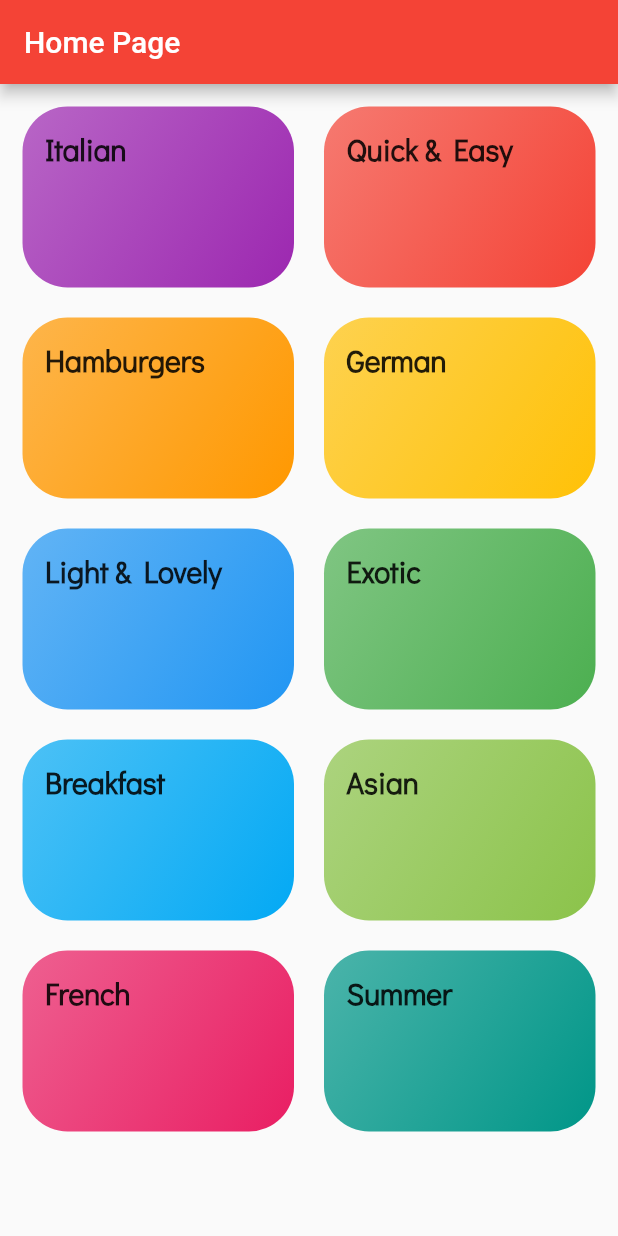
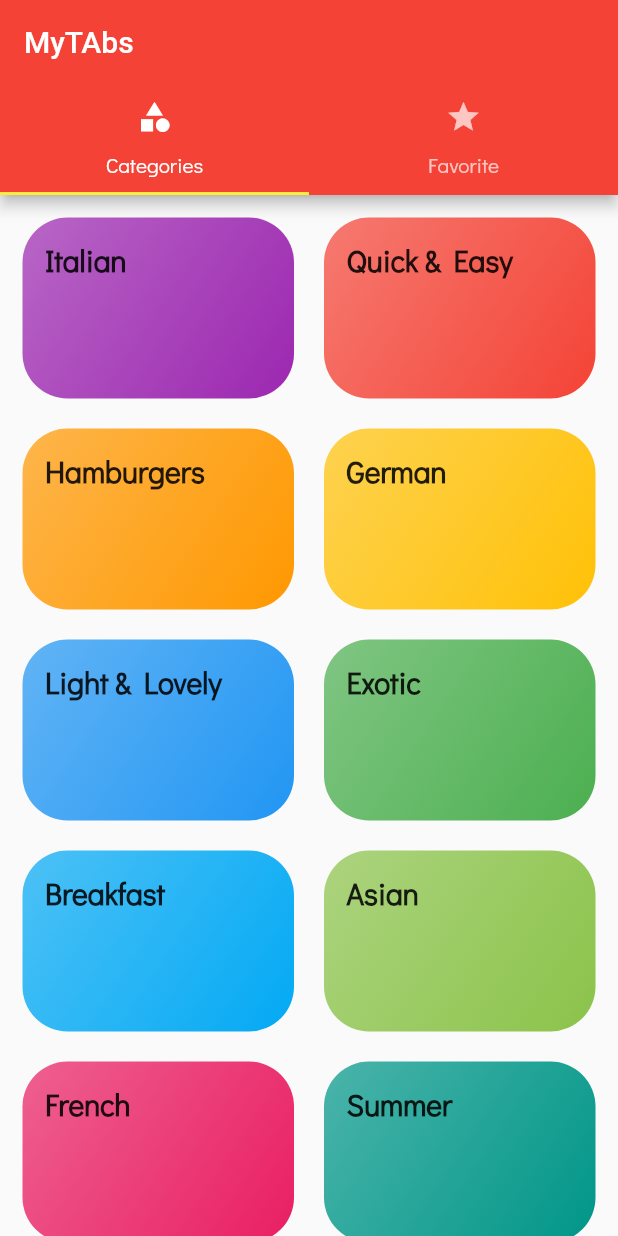
Before and after one commit to LizaKalbukova/Meals_App, a Flutter app: the screen it shows after launch, on a phone screen of 412 x 824 dp. Run offline on Flutter 3.47's test engine with Material 2 defaults, Android fonts, the phone set to English and light mode, and no system bars.

```diff
--- a/lib/category_screen.dart
+++ b/lib/category_screen.dart
@@ -5,11 +5,7 @@ import 'dummy_data.dart';
 class CategoriesScreen extends StatelessWidget {
   @override
   Widget build(BuildContext context) {
-    return Scaffold(
-      appBar: AppBar(
-        title: const Text("Home Page"),
-      ),
-      body: GridView(
+    return GridView(
       padding: const EdgeInsets.all(15),
       gridDelegate: const SliverGridDelegateWithMaxCrossAxisExtent(
         maxCrossAxisExtent: 200,
@@ -20,7 +16,6 @@ class CategoriesScreen extends StatelessWidget {
       children: DUMMY_CATEGORIES
           .map((cat) => CategoryItemW(cat.title, cat.color, cat.id))
           .toList(),
-      ),
     );
   }
 }
--- a/lib/main.dart
+++ b/lib/main.dart
@@ -1,7 +1,7 @@
 import 'package:flutter/material.dart';
 import 'category_screen.dart';
 import 'screens/category_meals_screen.dart';
-import 'screens/meal_card.dart';
+import 'screens/tab_screen.dart';
 import 'screens/meal_detail.dart';
 
 void main() {
@@ -34,7 +34,8 @@ class MyApp extends StatelessWidget {
       // home: CategoriesScreen(),
       initialRoute: '/',
       routes: {
-        '/': (context) => CategoriesScreen(),
+        '/': (context) => TabScreen(),
+        //  '/': (context) => CategoriesScreen(),
         MealCategoryS.routName: (context) => MealCategoryS(),
         MealDetail.routName: (context) => MealDetail(),
       },
--- a/lib/screens/category_meals_screen.dart
+++ b/lib/screens/category_meals_screen.dart
@@ -39,6 +39,7 @@ class MealCategoryS extends StatelessWidget {
           );
         },
         itemCount: filteredMeal.length,
-        ));
+      ),
+    );
   }
 }
--- /dev/null
+++ b/lib/screens/favorites_screen.dart
@@ -0,0 +1,10 @@
+import 'package:flutter/material.dart';
+
+class FavoritesScreen extends StatelessWidget {
+  const FavoritesScreen({super.key});
+
+  @override
+  Widget build(BuildContext context) {
+    return Center(child: Text('Favorites'));
+  }
+}
--- a/lib/screens/meal_detail.dart
+++ b/lib/screens/meal_detail.dart
@@ -28,7 +28,7 @@ class MealDetail extends StatelessWidget {
     });
 
     return Scaffold(
-        appBar: AppBar(title: Text(routesArg)),
+        appBar: AppBar(title: Text(selectedMeal.title)),
         body: SingleChildScrollView(
           child: Column(
             children: [
--- /dev/null
+++ b/lib/screens/tab_screen.dart
@@ -0,0 +1,40 @@
+import 'package:flutter/material.dart';
+
+import 'package:meals_app/category_screen.dart';
+
+import 'favorites_screen.dart';
+
+class TabScreen extends StatefulWidget {
+  const TabScreen({Key? key}) : super(key: key);
+
+  @override
+  State<TabScreen> createState() => _TabScreenState();
+}
+
+class _TabScreenState extends State<TabScreen> {
+  @override
+  Widget build(BuildContext context) {
+    return DefaultTabController(
+      length: 2,
+      child: Scaffold(
+        appBar: AppBar(
+          title: Text('MyTAbs'),
+          bottom: TabBar(tabs: [
+            Tab(
+              child: Text('Categories'),
+              icon: Icon(Icons.category),
+            ),
+            Tab(
+              child: Text('Favorite'),
+              icon: Icon(Icons.star),
+            )
+          ]),
+        ),
+        body: TabBarView(children: <Widget>[
+          CategoriesScreen(),
+          FavoritesScreen(),
+        ]),
+      ),
+    );
+  }
+}
```
Lines whose indentation alone changed are shown as unchanged.
